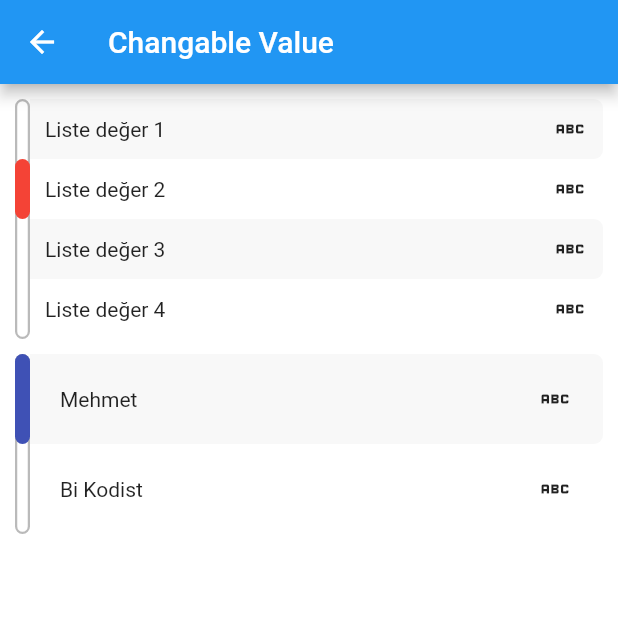
After one commit to mehmetext/flutter_animations, a Flutter app: the screen it shows after launch, after a tap on "Changable Value", on a phone screen of 412 x 824 dp, the top half of it. The commit adds this screen. Run offline on Flutter 3.47's test engine with Material 2 defaults, Android fonts, the phone set to English and light mode, and no system bars; missing offline and left inert: flutter_sequence_animation.

Commit message:
Animasyonlarda değişebilen değer eklendi

```diff
--- /dev/null
+++ b/lib/views/changable_val_view.dart
@@ -0,0 +1,75 @@
+import 'package:flutter/material.dart';
+import 'package:simple_animations/widgets/animated_selectable_list_widget.dart';
+
+class ChangableValView extends StatefulWidget {
+  const ChangableValView({Key? key}) : super(key: key);
+
+  @override
+  State<ChangableValView> createState() => _ChangableValViewState();
+}
+
+class _ChangableValViewState extends State<ChangableValView>
+    with SingleTickerProviderStateMixin {
+  List<String> list1 = [
+    "Liste değer 1",
+    "Liste değer 2",
+    "Liste değer 3",
+    "Liste değer 4",
+  ];
+  List<String> list2 = ["Mehmet", "Bi Kodist"];
+
+  @override
+  Widget build(BuildContext context) {
+    return Scaffold(
+      backgroundColor: Colors.white,
+      appBar: AppBar(
+        title: Text("Changable Value"),
+      ),
+      body: SingleChildScrollView(
+        padding: EdgeInsets.all(10),
+        child: Column(
+          children: [
+            AnimatedSelectableListWidget(
+              itemCount: list1.length,
+              itemHeight: 40,
+              indicatorColor: Colors.red,
+              onTap: (index) {
+                print("list1 selected: $index");
+              },
+              itemBuilder: (i) => _itemWidget(list1[i], i),
+              activeIndex: 1,
+            ),
+            SizedBox(height: 10),
+            AnimatedSelectableListWidget(
+              itemCount: list2.length,
+              itemHeight: 60,
+              indicatorColor: Colors.indigo,
+              onTap: (index) {
+                print("list2 selected: $index");
+              },
+              itemBuilder: (i) => _itemWidget(list2[i], i, padding: 20),
+            ),
+          ],
+        ),
+      ),
+    );
+  }
+
+  Widget _itemWidget(String item, int i, {double padding = 10}) => Container(
+        padding: EdgeInsets.symmetric(horizontal: padding),
+        decoration: BoxDecoration(
+          color: i % 2 == 0 ? Color(0xFFF8F8F8) : Colors.white,
+          borderRadius: BorderRadius.horizontal(right: Radius.circular(6)),
+        ),
+        alignment: Alignment.centerLeft,
+        child: Row(
+          mainAxisAlignment: MainAxisAlignment.spaceBetween,
+          children: [
+            Text(item),
+            Icon(
+              Icons.abc,
+            ),
+          ],
+        ),
+      );
+}
--- a/lib/views/home_view.dart
+++ b/lib/views/home_view.dart
@@ -1,5 +1,6 @@
 import 'package:flutter/material.dart';
 import 'package:simple_animations/views/animation_controller_ticker_view.dart';
+import 'package:simple_animations/views/changable_val_view.dart';
 import 'package:simple_animations/views/menu_view.dart';
 
 import 'curved_animation_view.dart';
@@ -80,6 +81,17 @@ class _HomeViewState extends State<HomeView> {
               },
               child: Text("Custom Menu"),
             ),
+            ElevatedButton(
+              onPressed: () {
+                Navigator.push(
+                  context,
+                  MaterialPageRoute(
+                    builder: (context) => ChangableValView(),
+                  ),
+                );
+              },
+              child: Text("Changable Value"),
+            )
           ],
         ),
       ),
--- /dev/null
+++ b/lib/widgets/animated_selectable_list_widget.dart
@@ -0,0 +1,127 @@
+import 'package:flutter/material.dart';
+
+class AnimatedSelectableListWidget extends StatefulWidget {
+  AnimatedSelectableListWidget({
+    Key? key,
+    required this.itemCount,
+    required this.itemHeight,
+    required this.onTap,
+    required this.itemBuilder,
+    this.activeIndex = 0,
+    this.indicatorColor = Colors.red,
+    this.indicatorWidth = 10,
+  }) : super(key: key);
+
+  int itemCount;
+  double itemHeight;
+  Function(int index) onTap;
+  Color indicatorColor;
+  Widget Function(int index) itemBuilder;
+  int activeIndex;
+  double indicatorWidth;
+
+  @override
+  State<AnimatedSelectableListWidget> createState() =>
+      _AnimatedSelectableListWidgetState();
+}
+
+class _AnimatedSelectableListWidgetState
+    extends State<AnimatedSelectableListWidget>
+    with SingleTickerProviderStateMixin {
+  late AnimationController animationController;
+  late Animation<double> positionAnimation;
+  late Tween<double> positionTween;
+
+  @override
+  void initState() {
+    super.initState();
+
+    animationController = AnimationController(
+      vsync: this,
+      duration: Duration(milliseconds: 300),
+    )..addListener(() {
+        setState(() {});
+      });
+
+    positionTween = Tween<double>(
+      begin: widget.activeIndex * widget.itemHeight,
+      end: widget.activeIndex * widget.itemHeight,
+    );
+
+    positionAnimation = positionTween.animate(
+      CurvedAnimation(parent: animationController, curve: Curves.easeInOut),
+    )..addListener(() {});
+  }
+
+  @override
+  void dispose() {
+    animationController.dispose();
+    super.dispose();
+  }
+
+  void _changePosition(int i) {
+    positionTween.end = i * widget.itemHeight;
+
+    animationController.forward().whenComplete(() {
+      positionTween.begin = positionTween.end;
+      animationController.reset();
+    });
+  }
+
+  @override
+  Widget build(BuildContext context) {
+    return SizedBox(
+      height: widget.itemCount * widget.itemHeight,
+      child: Stack(
+        children: [
+          Container(
+            width: widget.indicatorWidth,
+            decoration: BoxDecoration(
+              color: Colors.transparent,
+              border: Border.all(
+                color: Color(0xFFBABABA),
+                width: 1.5,
+              ),
+              borderRadius: BorderRadius.circular(20),
+            ),
+          ),
+          _indicatorWidget,
+          Container(
+            margin: EdgeInsets.only(left: widget.indicatorWidth),
+            child: _listWidget,
+          ),
+        ],
+      ),
+    );
+  }
+
+  Widget get _listWidget => ListView.builder(
+        shrinkWrap: true,
+        physics: NeverScrollableScrollPhysics(),
+        itemBuilder: (context, index) => GestureDetector(
+          onTap: () {
+            if (!animationController.isAnimating) {
+              widget.onTap(index);
+              _changePosition(index);
+            }
+          },
+          child: SizedBox(
+            height: widget.itemHeight,
+            child: widget.itemBuilder(index),
+          ),
+        ),
+        itemCount: widget.itemCount,
+      );
+
+  Widget get _indicatorWidget => Positioned(
+        top: positionAnimation.value,
+        child: Container(
+          height: widget.itemHeight,
+          width: widget.indicatorWidth,
+          decoration: BoxDecoration(
+            borderRadius: BorderRadius.circular(20),
+            color: widget.indicatorColor,
+          ),
+        ),
+      );
+}
```
